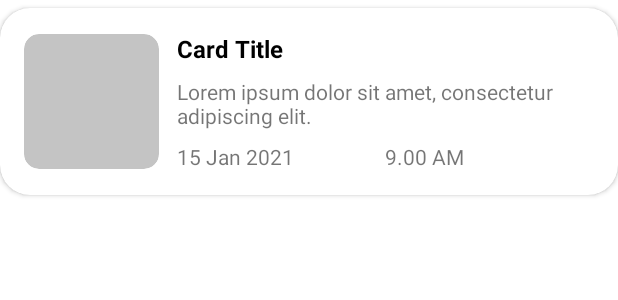
After one commit to wibichamim/smtest, an Android app: the layout item_event.xml on its own in the app's theme, with its tools: preview values and no code run, on a phone screen of 412 x 824 dp. The commit adds this screen. Shown: the top 300 px of the screen. Run offline under Robolectric (Android 15) with nearby library versions, the phone set to English and light mode, and no system bars.

Commit message:
Add events

```diff
--- a/app/src/main/AndroidManifest.xml
+++ b/app/src/main/AndroidManifest.xml
@@ -21,6 +21,10 @@
         android:supportsRtl="true"
         android:theme="@style/Theme.ScreeningTestApp"
         tools:targetApi="31">
+        <activity
+            android:name=".EventsActivity"
+            android:exported="false"
+            android:theme="@style/Theme.ScreeningTestApp.NoActionBar"/>
         <activity
             android:name=".GuestActivity"
             android:exported="false"
--- /dev/null
+++ b/app/src/main/res/drawable/rounded_corner.xml
@@ -0,0 +1,5 @@
+<?xml version="1.0" encoding="utf-8"?>
+<shape xmlns:android="http://schemas.android.com/apk/res/android">
+    <corners android:radius="10dp"/>
+    <solid android:color="@color/gray" />
+</shape>
--- /dev/null
+++ b/app/src/main/res/layout/item_event.xml
@@ -0,0 +1,77 @@
+<?xml version="1.0" encoding="utf-8"?>
+<androidx.cardview.widget.CardView xmlns:android="http://schemas.android.com/apk/res/android"
+    android:layout_width="match_parent"
+    android:layout_height="wrap_content"
+    android:layout_marginVertical="5dp"
+    xmlns:app="http://schemas.android.com/apk/res-auto"
+    xmlns:tools="http://schemas.android.com/tools"
+    app:cardCornerRadius="20dp">
+
+    <LinearLayout
+        android:layout_width="match_parent"
+        android:layout_height="wrap_content"
+        android:orientation="horizontal"
+        android:gravity="center_vertical"
+        android:padding="16dp">
+
+        <com.google.android.material.imageview.ShapeableImageView
+            android:id="@+id/img_event"
+            android:layout_width="90dp"
+            android:layout_height="90dp"
+            android:adjustViewBounds="true"
+            android:background="@drawable/rounded_corner"
+            android:backgroundTint="#C4C4C4"
+            android:scaleType="centerCrop"
+            app:shapeAppearanceOverlay="@style/roundedImage" />
+
+        <LinearLayout
+            android:layout_width="match_parent"
+            android:layout_height="wrap_content"
+            android:layout_marginStart="12dp"
+            android:orientation="vertical">
+
+            <TextView
+                android:id="@+id/title"
+                android:layout_width="wrap_content"
+                android:layout_height="wrap_content"
+                tools:text="Card Title"
+                android:textStyle="bold"
+                android:textColor="@color/black"
+                android:textSize="16dp"/>
+
+            <TextView
+                android:id="@+id/content"
+                android:layout_width="match_parent"
+                android:layout_height="wrap_content"
+                android:layout_marginTop="8dp"
+                android:maxLines="2"
+                android:textSize="14dp"
+                tools:text="Lorem ipsum dolor sit amet, consectetur adipiscing elit."/>
+
+            <LinearLayout
+                android:layout_width="match_parent"
+                android:layout_height="wrap_content"
+                android:layout_marginTop="8dp"
+                android:orientation="horizontal"
+                android:weightSum="2">
+
+                <TextView
+                    android:id="@+id/date"
+                    android:layout_width="0dp"
+                    android:layout_height="wrap_content"
+                    android:layout_weight="1"
+                    android:text="15 Jan 2021"/>
+
+                <TextView
+                    android:id="@+id/time"
+                    android:layout_width="0dp"
+                    android:layout_height="wrap_content"
+                    android:layout_weight="1"
+                    android:text="9.00 AM"/>
+
+            </LinearLayout>
+        </LinearLayout>
+
+    </LinearLayout>
+
+</androidx.cardview.widget.CardView>
--- a/app/src/main/res/values/styles.xml
+++ b/app/src/main/res/values/styles.xml
@@ -5,6 +5,10 @@
         <item name="cornerSize">50%</item>
     </style>
 
+    <style name="roundedImage" parent="">
+        <item name="cornerSize">10dp</item>
+    </style>
+
     <style name="ToolbarColor" parent="Theme.ScreeningTestApp">
         <item name="colorControlNormal">@color/white</item>
     </style>
```
Also changed, not shown: app/src/main/java/com/wibichamim/smtest/EventsActivity.kt (added, +63 -0 lines), app/src/main/java/com/wibichamim/smtest/GuestActivity.kt (+18 -4 lines), app/src/main/java/com/wibichamim/smtest/HomeActivity.kt (+16 -1 lines), app/src/main/java/com/wibichamim/smtest/PaginationScrollListener.kt (deleted, +0 -15 lines), app/src/main/java/com/wibichamim/smtest/adapter/EventAdapter.kt (added, +60 -0 lines), app/src/main/java/com/wibichamim/smtest/adapter/GuestAdapter.kt (+8 -1 lines), app/src/main/java/com/wibichamim/smtest/data/Event.kt (added, +21 -0 lines), app/src/main/res/layout/activity_events.xml (added, +31 -0 lines).
